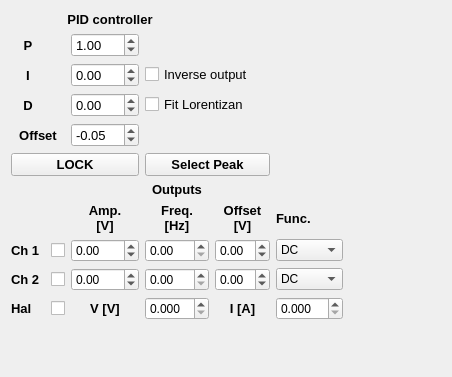
BarakDayanLab/GUI-Experiment, file widgets/scopeWidget/cavity_lock/outputsControl.ui: the form before one commit.
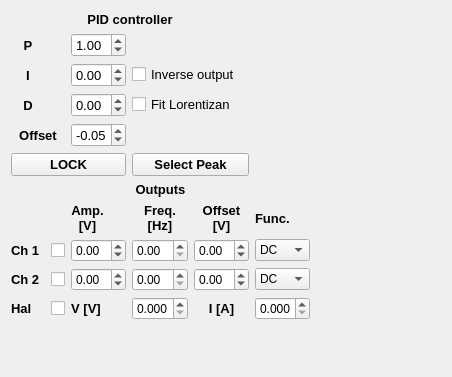
The form after the commit.

Commit message: 1. Fix bug - set the Halogen checkbox upon lock 2. Make room for the Halogen Amperage spinner value

```diff
--- a/widgets/scopeWidget/cavity_lock/outputsControl.ui
+++ b/widgets/scopeWidget/cavity_lock/outputsControl.ui
@@ -18,7 +18,7 @@
     <rect>
      <x>10</x>
      <y>10</y>
-     <width>334</width>
+     <width>301</width>
      <height>311</height>
     </rect>
    </property>
@@ -89,6 +89,12 @@
     </item>
     <item row="9" column="2">
      <widget class="QDoubleSpinBox" name="doubleSpinBox_ch2OutAmp">
+      <property name="sizePolicy">
+       <sizepolicy hsizetype="Fixed" vsizetype="Fixed">
+        <horstretch>0</horstretch>
+        <verstretch>0</verstretch>
+       </sizepolicy>
+      </property>
       <property name="minimum">
        <double>-5.000000000000000</double>
       </property>
@@ -114,6 +120,12 @@
     </item>
     <item row="8" column="2">
      <widget class="QDoubleSpinBox" name="doubleSpinBox_ch1OutAmp">
+      <property name="sizePolicy">
+       <sizepolicy hsizetype="Fixed" vsizetype="Fixed">
+        <horstretch>0</horstretch>
+        <verstretch>0</verstretch>
+       </sizepolicy>
+      </property>
       <property name="minimum">
        <double>-5.000000000000000</double>
       </property>
@@ -127,6 +139,12 @@
     </item>
     <item row="7" column="5">
      <widget class="QLabel" name="label_36">
+      <property name="sizePolicy">
+       <sizepolicy hsizetype="Fixed" vsizetype="Preferred">
+        <horstretch>0</horstretch>
+        <verstretch>0</verstretch>
+       </sizepolicy>
+      </property>
       <property name="font">
        <font>
         <pointsize>10</pointsize>
@@ -175,6 +193,12 @@
     </item>
     <item row="8" column="5">
      <widget class="QComboBox" name="comboBox_ch1OutFunction">
+      <property name="sizePolicy">
+       <sizepolicy hsizetype="Fixed" vsizetype="Fixed">
+        <horstretch>0</horstretch>
+        <verstretch>0</verstretch>
+       </sizepolicy>
+      </property>
       <item>
        <property name="text">
         <string>DC</string>
@@ -257,23 +281,6 @@
       </property>
      </widget>
     </item>
-    <item row="0" column="0" colspan="4">
-     <widget class="QLabel" name="label_PIDSettings">
-      <property name="font">
-       <font>
-        <pointsize>10</pointsize>
-        <weight>75</weight>
-        <bold>true</bold>
-       </font>
-      </property>
-      <property name="text">
-       <string>PID controller</string>
-      </property>
-      <property name="alignment">
-       <set>Qt::AlignCenter</set>
-      </property>
-     </widget>
-    </item>
     <item row="8" column="1">
      <widget class="QCheckBox" name="checkBox_ch1OuputState">
       <property name="text">
@@ -416,6 +423,12 @@
     </item>
     <item row="9" column="5">
      <widget class="QComboBox" name="comboBox_ch2OutFunction">
+      <property name="sizePolicy">
+       <sizepolicy hsizetype="Fixed" vsizetype="Fixed">
+        <horstretch>0</horstretch>
+        <verstretch>0</verstretch>
+       </sizepolicy>
+      </property>
       <item>
        <property name="text">
         <string>DC</string>
@@ -496,6 +509,12 @@
     </item>
     <item row="7" column="2">
      <widget class="QLabel" name="label_22">
+      <property name="sizePolicy">
+       <sizepolicy hsizetype="Fixed" vsizetype="Preferred">
+        <horstretch>0</horstretch>
+        <verstretch>0</verstretch>
+       </sizepolicy>
+      </property>
       <property name="font">
        <font>
         <pointsize>10</pointsize>
@@ -583,6 +602,12 @@
     </item>
     <item row="10" column="2">
      <widget class="QLabel" name="label_27">
+      <property name="sizePolicy">
+       <sizepolicy hsizetype="Fixed" vsizetype="Preferred">
+        <horstretch>0</horstretch>
+        <verstretch>0</verstretch>
+       </sizepolicy>
+      </property>
       <property name="font">
        <font>
         <pointsize>10</pointsize>
@@ -630,6 +655,12 @@
     </item>
     <item row="10" column="5">
      <widget class="QDoubleSpinBox" name="doubleSpinBox_outIHalogen">
+      <property name="sizePolicy">
+       <sizepolicy hsizetype="Fixed" vsizetype="Fixed">
+        <horstretch>0</horstretch>
+        <verstretch>0</verstretch>
+       </sizepolicy>
+      </property>
       <property name="decimals">
        <number>3</number>
       </property>
@@ -658,6 +689,23 @@
       </property>
      </widget>
     </item>
+    <item row="0" column="0" colspan="5">
+     <widget class="QLabel" name="label_PIDSettings">
+      <property name="font">
+       <font>
+        <pointsize>10</pointsize>
+        <weight>75</weight>
+        <bold>true</bold>
+       </font>
+      </property>
+      <property name="text">
+       <string>PID controller</string>
+      </property>
+      <property name="alignment">
+       <set>Qt::AlignCenter</set>
+      </property>
+     </widget>
+    </item>
    </layout>
   </widget>
  </widget>
```
The commit also changes 1 other file.
